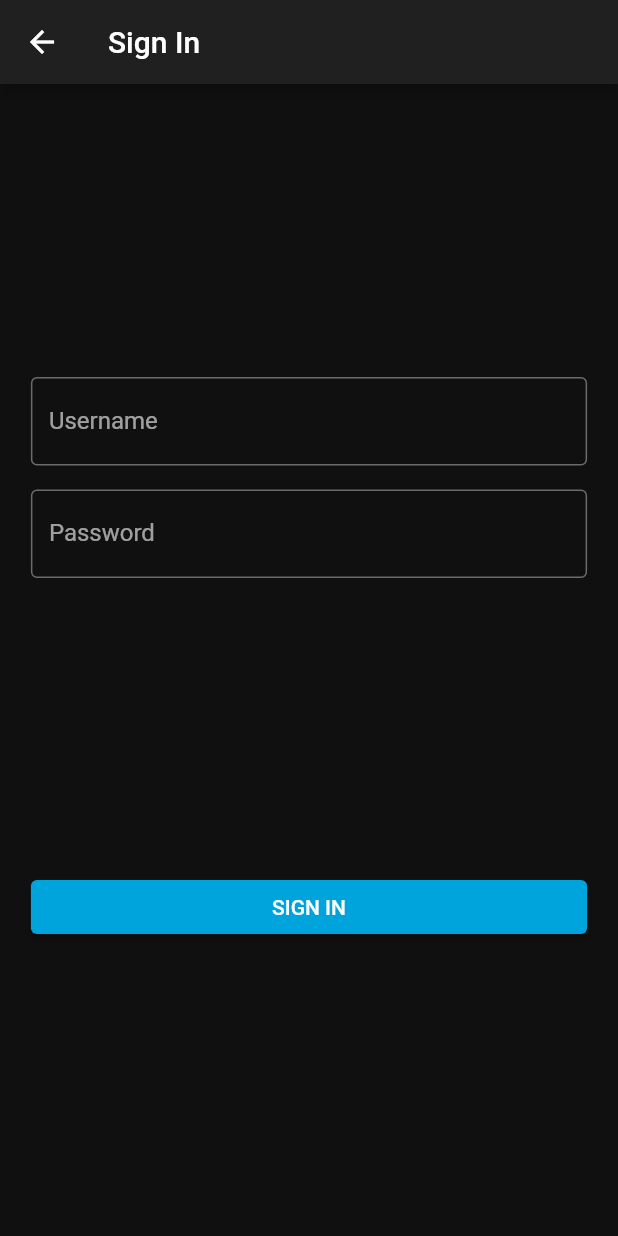
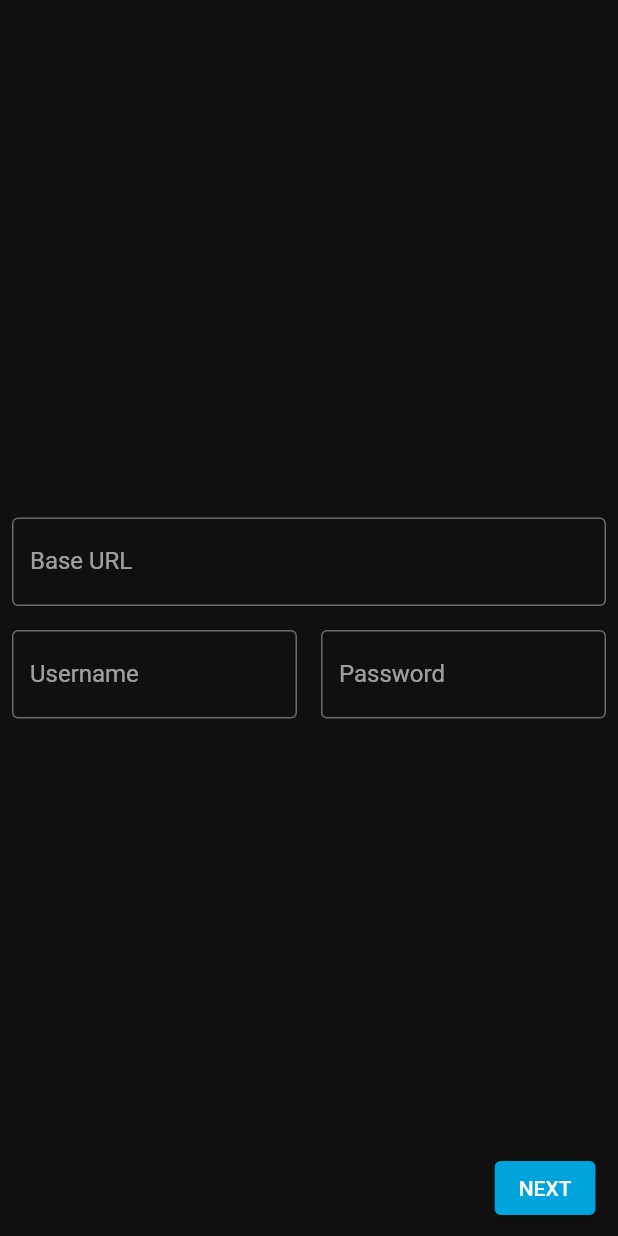
Before and after one commit to jmshrv/finamp, a Flutter app: the UserSelector screen opened by its route, on a phone screen of 412 x 824 dp. Run offline on Flutter 3.47's test engine with Material 2 defaults, Android fonts, the phone set to English and light mode, and no system bars; our stand-ins replace audio_service, cached_network_image, chopper, device_info, get_it, hive and 4 more; missing offline and left inert: audio_session, file_sizes, flutter_downloader, simple_gesture_detector; accounts and stored records are empty; generated files the repository leaves out were written again.

Commit message:
Redesign login screen so that base url and username/pass are on same screen

```diff
--- a/lib/components/UserSelector/PrivateUserSignIn.dart
+++ b/lib/components/UserSelector/PrivateUserSignIn.dart
@@ -12,10 +12,11 @@ class PrivateUserSignIn extends StatefulWidget {
 class _PrivateUserSignInState extends State<PrivateUserSignIn> {
   bool isAuthenticating = false;
 
-  String _username;
-  String _password;
+  String baseUrl;
+  String username;
+  String password;
 
-  final _formKey = GlobalKey<FormState>();
+  final formKey = GlobalKey<FormState>();
 
   @override
   Widget build(BuildContext context) {
@@ -23,83 +24,110 @@ class _PrivateUserSignInState extends State<PrivateUserSignIn> {
     // https://stackoverflow.com/questions/52150677/how-to-shift-focus-to-next-textfield-in-flutter
     final node = FocusScope.of(context);
 
-    return Form(
-      key: _formKey,
+    return Stack(
+      children: [
+        Form(
+          key: formKey,
           child: AutofillGroup(
             child: Column(
-          mainAxisSize: MainAxisSize.max,
-          mainAxisAlignment: MainAxisAlignment.spaceEvenly,
+              crossAxisAlignment: CrossAxisAlignment.center,
+              mainAxisAlignment: MainAxisAlignment.center,
               children: [
-            Column(
-              children: [
-                FractionallySizedBox(
-                  widthFactor: 0.9,
+                Padding(
+                  padding: const EdgeInsets.all(8.0),
                   child: TextFormField(
+                    keyboardType: TextInputType.url,
                     decoration: InputDecoration(
-                      labelText: "Username",
+                      labelText: "Base URL",
                       border: OutlineInputBorder(),
                     ),
-                    autocorrect: false,
-                    autofillHints: [AutofillHints.username],
                     textInputAction: TextInputAction.next,
                     onEditingComplete: () => node.nextFocus(),
                     validator: (value) {
                       if (value.isEmpty) {
-                        return "Required";
+                        return "Base URL cannot be empty";
+                      }
+                      if (!value.startsWith("http://") &&
+                          !value.startsWith("https://")) {
+                        return "URL must start with http:// or https://";
+                      }
+                      if (value.endsWith("/")) {
+                        return "URL must not include a trailing slash";
                       }
                       return null;
                     },
-                    onSaved: (newValue) => _username = newValue,
+                    onSaved: (newValue) => baseUrl = newValue,
                   ),
                 ),
-                Padding(padding: EdgeInsets.symmetric(vertical: 8)),
-                FractionallySizedBox(
-                  widthFactor: 0.9,
+                Row(
+                  children: [
+                    Expanded(
+                      child: Padding(
+                        padding: const EdgeInsets.all(8.0),
                         child: TextFormField(
+                          autocorrect: false,
+                          keyboardType: TextInputType.visiblePassword,
+                          autofillHints: [AutofillHints.username],
+                          decoration: InputDecoration(
+                            border: OutlineInputBorder(),
+                            labelText: "Username",
+                          ),
+                          textInputAction: TextInputAction.next,
+                          onEditingComplete: () => node.nextFocus(),
+                          onSaved: (newValue) => username = newValue,
+                        ),
+                      ),
+                    ),
+                    Expanded(
+                      child: Padding(
+                        padding: const EdgeInsets.all(8.0),
+                        child: TextFormField(
+                          autocorrect: false,
                           obscureText: true,
+                          keyboardType: TextInputType.visiblePassword,
+                          autofillHints: [AutofillHints.password],
                           decoration: InputDecoration(
+                            border: OutlineInputBorder(),
                             labelText: "Password",
-                      border: OutlineInputBorder(),
                           ),
-                    keyboardType: TextInputType.visiblePassword,
-                    autocorrect: false,
-                    autofillHints: [AutofillHints.password],
                           textInputAction: TextInputAction.done,
                           onFieldSubmitted: (_) async => await sendForm(),
-                    validator: (value) {
-                      if (value.isEmpty) {
-                        return "Required";
-                      }
-                      return null;
-                    },
-                    onSaved: (newValue) => _password = newValue,
+                          onSaved: (newValue) => password = newValue,
+                        ),
                       ),
                     ),
                   ],
                 ),
-            FractionallySizedBox(
-              widthFactor: 0.9,
+              ],
+            ),
+          ),
+        ),
+        Align(
+          alignment: Alignment.bottomRight,
+          child: Padding(
+            padding: const EdgeInsets.symmetric(horizontal: 15, vertical: 8),
             child: ElevatedButton(
-                onPressed:
-                    isAuthenticating ? null : () async => await sendForm(),
-                child:
-                    isAuthenticating ? Text("SIGNING IN...") : Text("SIGN IN"),
+              child: Text("NEXT"),
+              onPressed: isAuthenticating ? null : () async => await sendForm(),
+            ),
           ),
         )
       ],
-        ),
-      ),
     );
   }
 
   Future<void> sendForm() async {
-    if (_formKey.currentState.validate()) {
-      _formKey.currentState.save();
+    if (formKey.currentState.validate()) {
+      formKey.currentState.save();
       setState(() {
         isAuthenticating = true;
       });
       await loginHelper(
-          username: _username, password: _password, context: context);
+        username: username,
+        password: password,
+        baseUrl: baseUrl,
+        context: context,
+      );
       setState(() {
         isAuthenticating = false;
       });
--- a/lib/components/UserSelector/loginHelper.dart
+++ b/lib/components/UserSelector/loginHelper.dart
@@ -8,8 +8,11 @@ import '../../services/JellyfinApiData.dart';
 Future loginHelper(
     {@required String username,
     String password,
+    @required String baseUrl,
     @required BuildContext context}) async {
   JellyfinApiData jellyfinApiData = GetIt.instance<JellyfinApiData>();
+
+  jellyfinApiData.baseUrlTemp = baseUrl;
 
   try {
     if (password == null) {
--- a/lib/main.dart
+++ b/lib/main.dart
@@ -7,7 +7,6 @@ import 'package:hive/hive.dart';
 import 'package:hive_flutter/hive_flutter.dart';
 
 import 'generateMaterialColor.dart';
-import 'screens/ServerSelector.dart';
 import 'screens/UserSelector.dart';
 import 'screens/MusicScreen.dart';
 import 'screens/ViewSelector.dart';
@@ -125,7 +124,6 @@ class Finamp extends StatelessWidget {
         child: MaterialApp(
           routes: {
             "/": (context) => SplashScreen(),
-            "/login/serverSelector": (context) => ServerSelector(),
             "/login/userSelector": (context) => UserSelector(),
             "/settings/views": (context) => ViewSelector(),
             "/music": (context) => MusicScreen(),
--- a/lib/screens/SplashScreen.dart
+++ b/lib/screens/SplashScreen.dart
@@ -2,7 +2,7 @@ import 'package:flutter/material.dart';
 import 'package:get_it/get_it.dart';
 
 import '../services/JellyfinApiData.dart';
-import '../screens/ServerSelector.dart';
+import '../screens/UserSelector.dart';
 import '../screens/MusicScreen.dart';
 import '../screens/ViewSelector.dart';
 
@@ -15,7 +15,7 @@ class SplashScreen extends StatelessWidget {
 
     if (jellyfinApiData.currentUser == null) {
       print("No saved user. Going to server selector.");
-      return ServerSelector();
+      return UserSelector();
     } else if (jellyfinApiData.currentUser.view == null) {
       print("No saved view. Going to view selector.");
       return ViewSelector();
--- a/lib/screens/UserSelector.dart
+++ b/lib/screens/UserSelector.dart
@@ -8,9 +8,6 @@ class UserSelector extends StatelessWidget {
   @override
   Widget build(BuildContext context) {
     return Scaffold(
-      appBar: AppBar(
-        title: Text("Sign In"),
-      ),
       body: Center(child: PrivateUserSignIn()),
     );
   }
```
Also changed, not shown: lib/components/ServerSelector/ServerSelectorForm.dart (deleted, +0 -121 lines), lib/screens/ServerSelector.dart (deleted, +0 -17 lines). Lines whose indentation alone changed are shown as unchanged.
